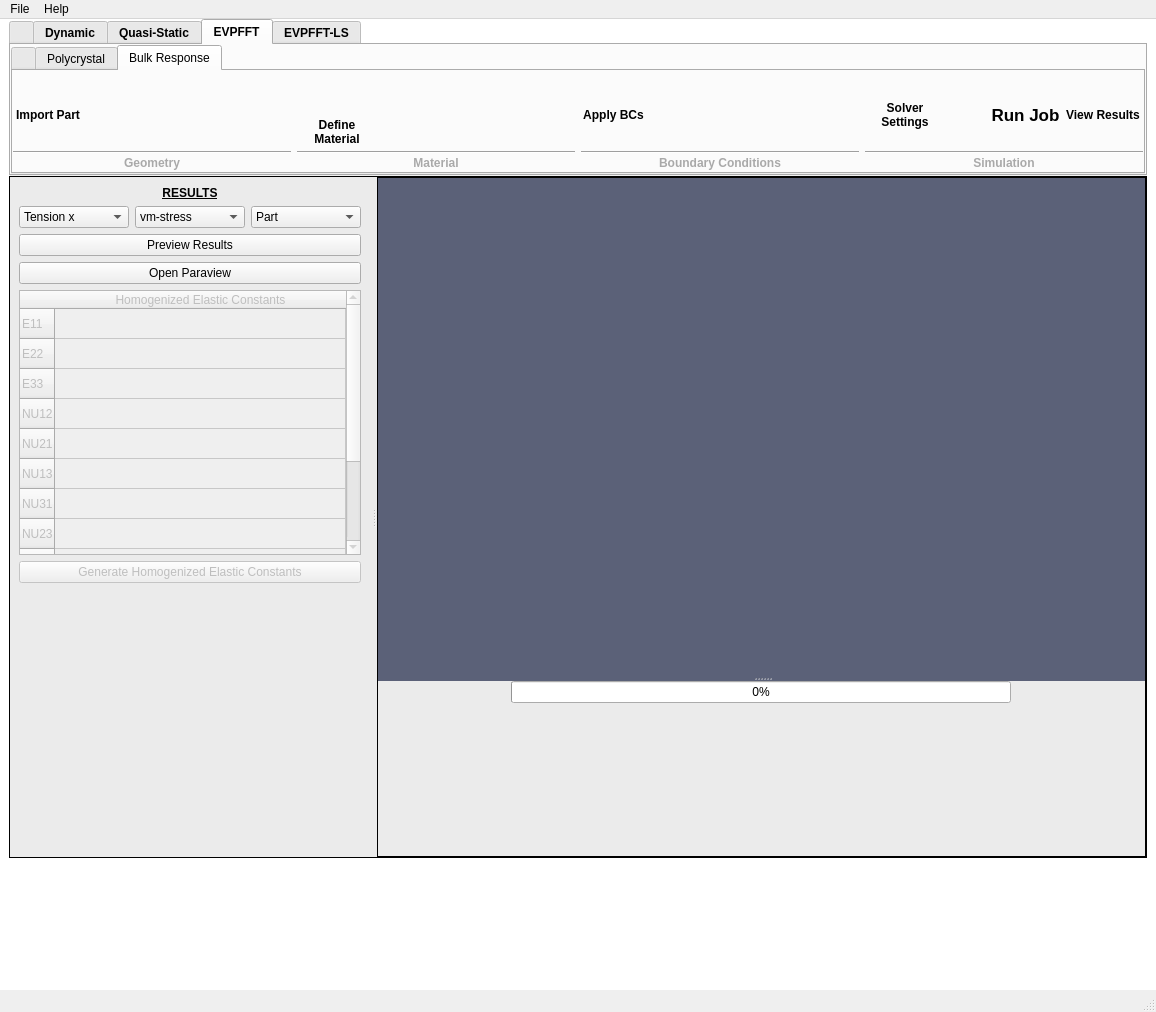
The window that python/FIERRO-GUI/fierro_gui/FIERRO_GUI.ui (lanl/Fierro) describes before a commit, drawn with Qt 5.
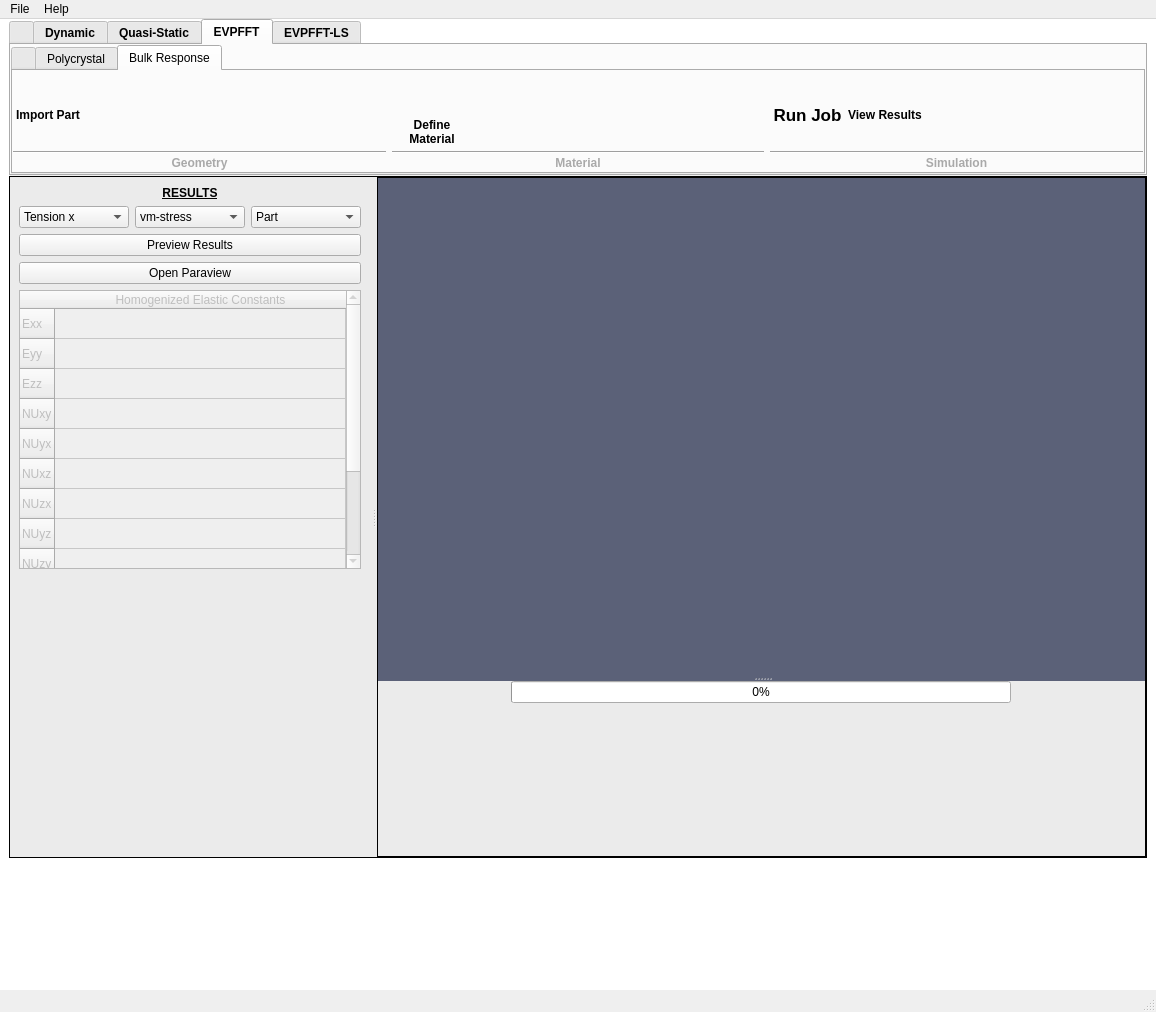
The same window after the commit. The open tabs and pages were chosen to show the change. Icons and pictures are not drawn.

Commit message: Slimmed up workflow and added better output graphics for EVPFFT Bulk Response solver

Patch:
```diff
--- a/python/FIERRO-GUI/fierro_gui/FIERRO_GUI.ui
+++ b/python/FIERRO-GUI/fierro_gui/FIERRO_GUI.ui
@@ -1402,116 +1402,6 @@
                  </layout>
                 </widget>
                </item>
-               <item>
-                <widget class="QFrame" name="BCTools">
-                 <property name="frameShape">
-                  <enum>QFrame::NoFrame</enum>
-                 </property>
-                 <property name="frameShadow">
-                  <enum>QFrame::Raised</enum>
-                 </property>
-                 <layout class="QVBoxLayout" name="verticalLayout_51">
-                  <property name="spacing">
-                   <number>0</number>
-                  </property>
-                  <property name="leftMargin">
-                   <number>0</number>
-                  </property>
-                  <property name="topMargin">
-                   <number>0</number>
-                  </property>
-                  <property name="rightMargin">
-                   <number>0</number>
-                  </property>
-                  <property name="bottomMargin">
-                   <number>0</number>
-                  </property>
-                  <item alignment="Qt::AlignLeft">
-                   <widget class="QFrame" name="ApplyBC">
-                    <property name="minimumSize">
-                     <size>
-                      <width>65</width>
-                      <height>80</height>
-                     </size>
-                    </property>
-                    <property name="maximumSize">
-                     <size>
-                      <width>70</width>
-                      <height>80</height>
-                     </size>
-                    </property>
-                    <property name="frameShape">
-                     <enum>QFrame::NoFrame</enum>
-                    </property>
-                    <property name="frameShadow">
-                     <enum>QFrame::Raised</enum>
-                    </property>
-                    <layout class="QVBoxLayout" name="verticalLayout_52">
-                     <property name="spacing">
-                      <number>0</number>
-                     </property>
-                     <property name="leftMargin">
-                      <number>0</number>
-                     </property>
-                     <property name="topMargin">
-                      <number>0</number>
-                     </property>
-                     <property name="rightMargin">
-                      <number>0</number>
-                     </property>
-                     <property name="bottomMargin">
-                      <number>5</number>
-                     </property>
-                     <item>
-                      <widget class="QPushButton" name="BApplyBC">
-                       <property name="text">
-                        <string/>
-                       </property>
-                       <property name="icon">
-                        <iconset resource="Icons/IconResourceFile.qrc">
-                         <normaloff>:/Blue Icons/Blue Icons/brick.svg</normaloff>:/Blue Icons/Blue Icons/brick.svg</iconset>
-                       </property>
-                       <property name="iconSize">
-                        <size>
-                         <width>50</width>
-                         <height>50</height>
-                        </size>
-                       </property>
-                       <property name="flat">
-                        <bool>true</bool>
-                       </property>
-                      </widget>
-                     </item>
-                     <item>
-                      <widget class="QLabel" name="LApplyBC">
-                       <property name="text">
-                        <string>&lt;html&gt;&lt;head/&gt;&lt;body&gt;&lt;p align=&quot;center&quot;&gt;&lt;span style=&quot; font-weight:700;&quot;&gt;Apply BCs&lt;/span&gt;&lt;/p&gt;&lt;/body&gt;&lt;/html&gt;</string>
-                       </property>
-                       <property name="wordWrap">
-                        <bool>true</bool>
-                       </property>
-                      </widget>
-                     </item>
-                    </layout>
-                   </widget>
-                  </item>
-                  <item>
-                   <widget class="Line" name="LineBCTools">
-                    <property name="orientation">
-                     <enum>Qt::Horizontal</enum>
-                    </property>
-                   </widget>
-                  </item>
-                  <item>
-                   <widget class="QLabel" name="LBCTools">
-                    <property name="text">
-                     <string>&lt;html&gt;&lt;head/&gt;&lt;body&gt;&lt;p align=&quot;center&quot;&gt;&lt;span style=&quot; font-weight:700; color:#a9a9a9;&quot;&gt;Boundary Conditions&lt;/span&gt;&lt;/p&gt;&lt;/body&gt;&lt;/html&gt;</string>
-                    </property>
-                   </widget>
-                  </item>
-                 </layout>
-                </widget>
-               </item>
                <item>
                 <widget class="QFrame" name="JobTools">
                  <property name="frameShape">
@@ -1536,7 +1426,7 @@
                   <property name="bottomMargin">
                    <number>0</number>
                   </property>
-                  <item>
+                  <item alignment="Qt::AlignLeft">
                    <widget class="QFrame" name="JobToolsBtns">
                     <property name="minimumSize">
                      <size>
@@ -1573,75 +1463,6 @@
                       <number>0</number>
                      </property>
                      <item alignment="Qt::AlignLeft">
-                      <widget class="QFrame" name="SolverSettings">
-                       <property name="minimumSize">
-                        <size>
-                         <width>80</width>
-                         <height>80</height>
-                        </size>
-                       </property>
-                       <property name="maximumSize">
-                        <size>
-                         <width>80</width>
-                         <height>80</height>
-                        </size>
-                       </property>
-                       <property name="frameShape">
-                        <enum>QFrame::NoFrame</enum>
-                       </property>
-                       <property name="frameShadow">
-                        <enum>QFrame::Raised</enum>
-                       </property>
-                       <layout class="QVBoxLayout" name="verticalLayout_8">
-                        <property name="spacing">
-                         <number>0</number>
-                        </property>
-                        <property name="leftMargin">
-                         <number>0</number>
-                        </property>
-                        <property name="topMargin">
-                         <number>0</number>
-                        </property>
-                        <property name="rightMargin">
-                         <number>0</number>
-                        </property>
-                        <property name="bottomMargin">
-                         <number>5</number>
-                        </property>
-                        <item>
-                         <widget class="QPushButton" name="BSolverSettings">
-                          <property name="text">
-                           <string/>
-                          </property>
-                          <property name="icon">
-                           <iconset resource="Icons/IconResourceFile.qrc">
-                            <normaloff>:/Blue Icons/Blue Icons/gear.svg</normaloff>:/Blue Icons/Blue Icons/gear.svg</iconset>
-                          </property>
-                          <property name="iconSize">
-                           <size>
-                            <width>50</width>
-                            <height>50</height>
-                           </size>
-                          </property>
-                          <property name="flat">
-                           <bool>true</bool>
-                          </property>
-                         </widget>
-                        </item>
-                        <item>
-                         <widget class="QLabel" name="LSolverSettings">
-                          <property name="text">
-                           <string>&lt;html&gt;&lt;head/&gt;&lt;body&gt;&lt;p align=&quot;center&quot;&gt;&lt;span style=&quot; font-weight:700;&quot;&gt;Solver Settings&lt;/span&gt;&lt;/p&gt;&lt;/body&gt;&lt;/html&gt;</string>
-                          </property>
-                          <property name="wordWrap">
-                           <bool>true</bool>
-                          </property>
-                         </widget>
-                        </item>
-                       </layout>
-                      </widget>
-                     </item>
-                     <item>
                       <widget class="QFrame" name="RunEVPFFT">
                        <property name="minimumSize">
                         <size>
@@ -1717,7 +1538,7 @@
                        </layout>
                       </widget>
                      </item>
-                     <item>
+                     <item alignment="Qt::AlignLeft">
                       <widget class="QFrame" name="ViewResults">
                        <property name="minimumSize">
                         <size>
@@ -5268,62 +5089,62 @@
               </attribute>
               <row>
                <property name="text">
-                <string>E11</string>
+                <string>Exx</string>
                </property>
               </row>
               <row>
                <property name="text">
-                <string>E22</string>
+                <string>Eyy</string>
                </property>
               </row>
               <row>
                <property name="text">
-                <string>E33</string>
+                <string>Ezz</string>
                </property>
               </row>
               <row>
                <property name="text">
-                <string>NU12</string>
+                <string>NUxy</string>
                </property>
               </row>
               <row>
                <property name="text">
-                <string>NU21</string>
+                <string>NUyx</string>
                </property>
               </row>
               <row>
                <property name="text">
-                <string>NU13</string>
+                <string>NUxz</string>
                </property>
               </row>
               <row>
                <property name="text">
-                <string>NU31</string>
+                <string>NUzx</string>
                </property>
               </row>
               <row>
                <property name="text">
-                <string>NU23</string>
+                <string>NUyz</string>
                </property>
               </row>
               <row>
                <property name="text">
-                <string>NU32</string>
+                <string>NUzy</string>
                </property>
               </row>
               <row>
                <property name="text">
-                <string>G12</string>
+                <string>Gxy</string>
                </property>
               </row>
               <row>
                <property name="text">
-                <string>G13</string>
+                <string>Gxz</string>
                </property>
               </row>
               <row>
                <property name="text">
-                <string>G23</string>
+                <string>Gyz</string>
                </property>
               </row>
               <column>
@@ -5333,16 +5154,6 @@
               </column>
              </widget>
             </item>
-            <item>
-             <widget class="QPushButton" name="BHomogenization">
-              <property name="enabled">
-               <bool>false</bool>
-              </property>
-              <property name="text">
-               <string>Generate Homogenized Elastic Constants</string>
-              </property>
-             </widget>
-            </item>
             <item>
              <spacer name="verticalSpacer_5">
               <property name="orientation">
```
Left out of the diff: 4 changed lines with no effect on the pictures. The commit also changes 4 other files.
